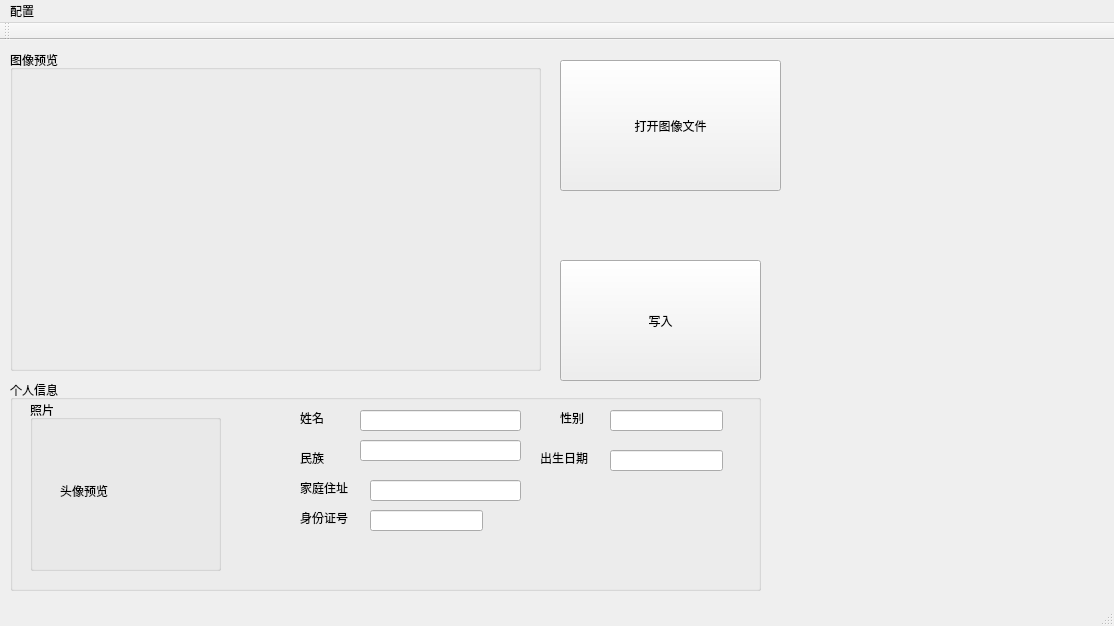
First picture: the form in QT/mainwindow.ui, repository worlddog/-idinfo, before the edit.
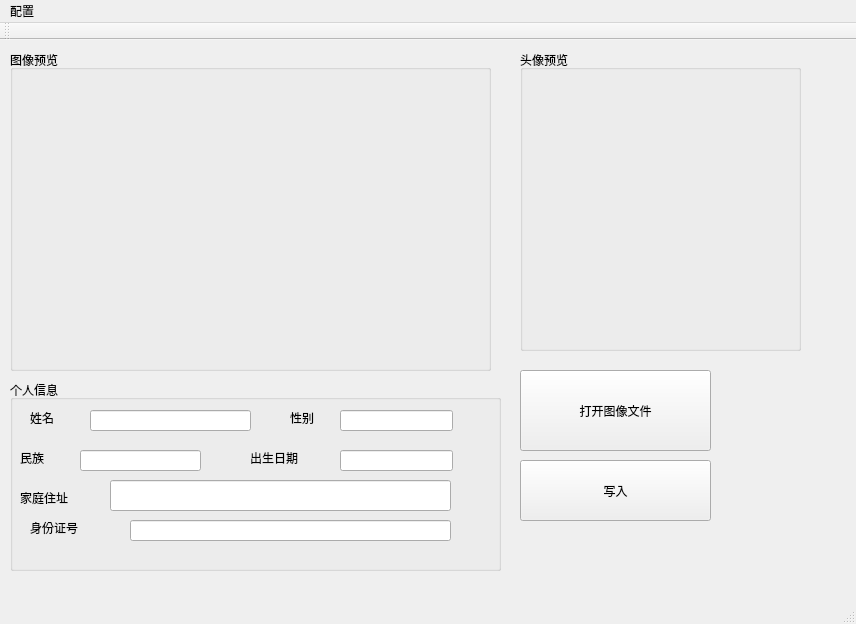
Second picture: the form after the edit.

What changed in the file:
```diff
--- a/QT/mainwindow.ui
+++ b/QT/mainwindow.ui
@@ -6,8 +6,8 @@
    <rect>
     <x>0</x>
     <y>0</y>
-    <width>1114</width>
-    <height>626</height>
+    <width>856</width>
+    <height>624</height>
    </rect>
   </property>
   <property name="windowTitle">
@@ -19,7 +19,7 @@
      <rect>
       <x>10</x>
       <y>10</y>
-      <width>531</width>
+      <width>481</width>
       <height>321</height>
      </rect>
     </property>
@@ -27,12 +27,15 @@
      <string>图像预览</string>
     </property>
     <widget class="QLabel" name="image_label">
+     <property name="enabled">
+      <bool>true</bool>
+     </property>
      <property name="geometry">
       <rect>
        <x>10</x>
        <y>30</y>
-       <width>501</width>
-       <height>271</height>
+       <width>428</width>
+       <height>270</height>
       </rect>
      </property>
      <property name="text">
@@ -45,43 +48,17 @@
      <rect>
       <x>10</x>
       <y>340</y>
-      <width>751</width>
-      <height>211</height>
+      <width>491</width>
+      <height>191</height>
      </rect>
     </property>
     <property name="title">
      <string>个人信息</string>
     </property>
-    <widget class="QGroupBox" name="groupBox_3">
-     <property name="geometry">
-      <rect>
-       <x>20</x>
-       <y>20</y>
-       <width>191</width>
-       <height>171</height>
-      </rect>
-     </property>
-     <property name="title">
-      <string>照片</string>
-     </property>
-     <widget class="QLabel" name="image_label2">
-      <property name="geometry">
-       <rect>
-        <x>30</x>
-        <y>30</y>
-        <width>141</width>
-        <height>121</height>
-       </rect>
-      </property>
-      <property name="text">
-       <string>头像预览</string>
-      </property>
-     </widget>
-    </widget>
     <widget class="QLabel" name="label">
      <property name="geometry">
       <rect>
-       <x>290</x>
+       <x>20</x>
        <y>30</y>
        <width>72</width>
        <height>15</height>
@@ -94,7 +71,7 @@
     <widget class="QLabel" name="label_2">
      <property name="geometry">
       <rect>
-       <x>550</x>
+       <x>280</x>
        <y>30</y>
        <width>72</width>
        <height>15</height>
@@ -104,23 +81,10 @@
       <string>性别</string>
      </property>
     </widget>
-    <widget class="QLabel" name="label_3">
-     <property name="geometry">
-      <rect>
-       <x>290</x>
-       <y>70</y>
-       <width>72</width>
-       <height>15</height>
-      </rect>
-     </property>
-     <property name="text">
-      <string>民族</string>
-     </property>
-    </widget>
     <widget class="QLabel" name="label_4">
      <property name="geometry">
       <rect>
-       <x>530</x>
+       <x>240</x>
        <y>70</y>
        <width>72</width>
        <height>15</height>
@@ -133,7 +97,7 @@
     <widget class="QLineEdit" name="lineEdit">
      <property name="geometry">
       <rect>
-       <x>350</x>
+       <x>80</x>
        <y>30</y>
        <width>161</width>
        <height>21</height>
@@ -143,27 +107,17 @@
     <widget class="QLineEdit" name="lineEdit_2">
      <property name="geometry">
       <rect>
-       <x>600</x>
+       <x>330</x>
        <y>30</y>
        <width>113</width>
        <height>21</height>
       </rect>
      </property>
     </widget>
-    <widget class="QLineEdit" name="lineEdit_3">
-     <property name="geometry">
-      <rect>
-       <x>350</x>
-       <y>60</y>
-       <width>161</width>
-       <height>21</height>
-      </rect>
-     </property>
-    </widget>
     <widget class="QLineEdit" name="lineEdit_4">
      <property name="geometry">
       <rect>
-       <x>600</x>
+       <x>330</x>
        <y>70</y>
        <width>113</width>
        <height>21</height>
@@ -173,8 +127,8 @@
     <widget class="QLabel" name="label_5">
      <property name="geometry">
       <rect>
-       <x>290</x>
-       <y>100</y>
+       <x>10</x>
+       <y>110</y>
        <width>72</width>
        <height>15</height>
       </rect>
@@ -186,19 +140,19 @@
     <widget class="QLineEdit" name="lineEdit_5">
      <property name="geometry">
       <rect>
-       <x>360</x>
+       <x>100</x>
        <y>100</y>
-       <width>151</width>
-       <height>21</height>
+       <width>341</width>
+       <height>31</height>
       </rect>
      </property>
     </widget>
     <widget class="QLineEdit" name="lineEdit_6">
      <property name="geometry">
       <rect>
-       <x>360</x>
-       <y>130</y>
-       <width>113</width>
+       <x>120</x>
+       <y>140</y>
+       <width>321</width>
        <height>21</height>
       </rect>
      </property>
@@ -206,8 +160,8 @@
     <widget class="QLabel" name="label_6">
      <property name="geometry">
       <rect>
-       <x>290</x>
-       <y>130</y>
+       <x>20</x>
+       <y>140</y>
        <width>72</width>
        <height>15</height>
       </rect>
@@ -216,14 +170,37 @@
       <string>身份证号</string>
      </property>
     </widget>
+    <widget class="QLineEdit" name="lineEdit_7">
+     <property name="geometry">
+      <rect>
+       <x>70</x>
+       <y>70</y>
+       <width>121</width>
+       <height>21</height>
+      </rect>
+     </property>
+    </widget>
+    <widget class="QLabel" name="label_7">
+     <property name="geometry">
+      <rect>
+       <x>10</x>
+       <y>70</y>
+       <width>72</width>
+       <height>15</height>
+      </rect>
+     </property>
+     <property name="text">
+      <string>民族</string>
+     </property>
+    </widget>
    </widget>
    <widget class="QPushButton" name="pushButton">
     <property name="geometry">
      <rect>
-      <x>560</x>
-      <y>20</y>
-      <width>221</width>
-      <height>131</height>
+      <x>520</x>
+      <y>330</y>
+      <width>191</width>
+      <height>81</height>
      </rect>
     </property>
     <property name="text">
@@ -233,23 +210,49 @@
    <widget class="QPushButton" name="pushButton_2">
     <property name="geometry">
      <rect>
-      <x>560</x>
-      <y>220</y>
-      <width>201</width>
-      <height>121</height>
+      <x>520</x>
+      <y>420</y>
+      <width>191</width>
+      <height>61</height>
      </rect>
     </property>
     <property name="text">
      <string>写入</string>
     </property>
    </widget>
+   <widget class="QGroupBox" name="groupBox_3">
+    <property name="geometry">
+     <rect>
+      <x>520</x>
+      <y>10</y>
+      <width>281</width>
+      <height>301</height>
+     </rect>
+    </property>
+    <property name="title">
+     <string>头像预览</string>
+    </property>
+    <widget class="QLabel" name="image_label2">
+     <property name="geometry">
+      <rect>
+       <x>30</x>
+       <y>30</y>
+       <width>208</width>
+       <height>256</height>
+      </rect>
+     </property>
+     <property name="text">
+      <string/>
+     </property>
+    </widget>
+   </widget>
   </widget>
   <widget class="QMenuBar" name="menuBar">
    <property name="geometry">
     <rect>
      <x>0</x>
      <y>0</y>
-     <width>1114</width>
+     <width>856</width>
      <height>26</height>
     </rect>
    </property>
```
